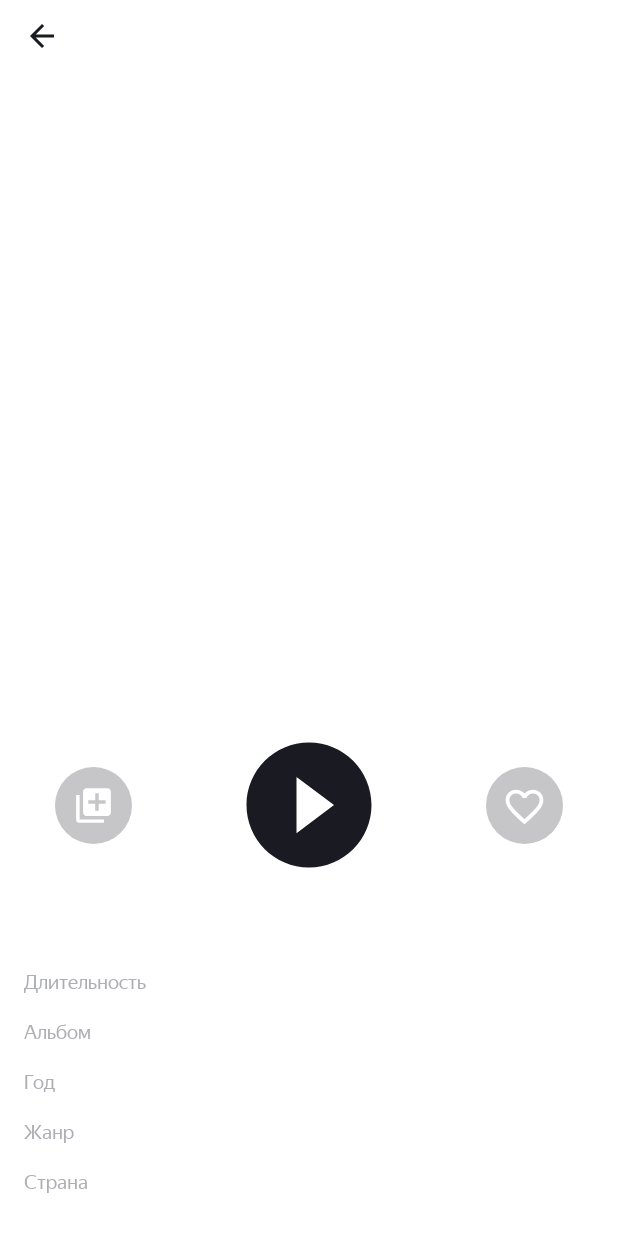
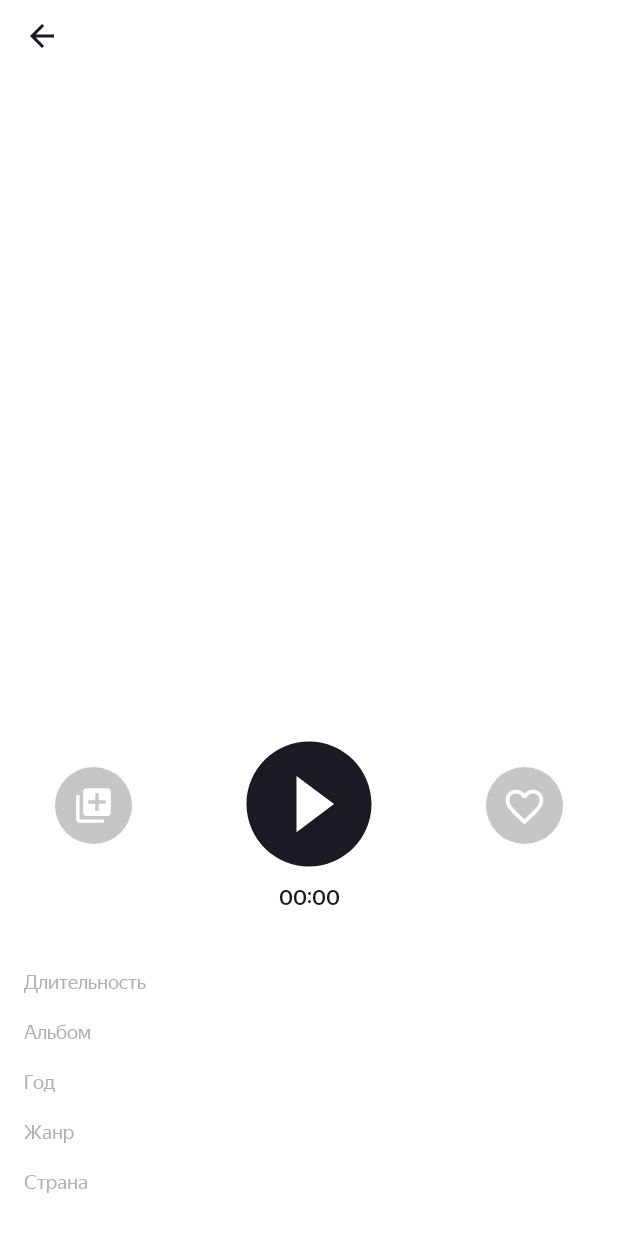
Before and after one commit to u11107/PlaylistMaker, an Android app: the AudioPlayerActivity screen opened directly, with no data from a screen before it, on a phone screen of 412 x 824 dp. Run offline under Robolectric (Android 15) with nearby library versions, the phone set to English and light mode, and no system bars; pictures from the network do not load; 12 statements that could not run were skipped.

Commit message:
implemented: - progress bar - media player - search

```diff
--- a/app/src/main/java/com/example/playlistmaker/App.kt
+++ b/app/src/main/java/com/example/playlistmaker/App.kt
@@ -3,7 +3,6 @@ package com.example.playlistmaker
 import android.app.Application
 import android.content.SharedPreferences
 import androidx.appcompat.app.AppCompatDelegate
-
 
 class App : Application() {
 
@@ -12,15 +11,16 @@ class App : Application() {
         const val KEY_THEME = "key"
         lateinit var sharedMemory: SharedPreferences
         const val TRACK = "track"
+        var themeDark = false
     }
 
     var darkTheme = false
-
     override fun onCreate() {
         super.onCreate()
         sharedMemory = getSharedPreferences(EXAMPLE_PREFERENCES, MODE_PRIVATE)
         darkTheme = sharedMemory.getBoolean(KEY_THEME, false)
         switchTheme(darkTheme)
+        themeDark = darkTheme
     }
 
 
@@ -37,4 +37,5 @@ class App : Application() {
             .putBoolean(KEY_THEME, darkTheme)
             .apply()
     }
+
 }
--- a/app/src/main/java/com/example/playlistmaker/TrackApi.kt
+++ b/app/src/main/java/com/example/playlistmaker/TrackApi.kt
@@ -6,7 +6,6 @@ import retrofit2.http.GET
 import retrofit2.http.Query
 
 interface TrackApi {
-
     @GET("/search?entity=song")
     fun search(@Query("term") text: String):Call<TrackResponse>
 }
--- a/app/src/main/java/com/example/playlistmaker/model/Track.kt
+++ b/app/src/main/java/com/example/playlistmaker/model/Track.kt
@@ -14,6 +14,7 @@ data class Track(
     val releaseDate: String,
     val primaryGenreName: String,
     val country: String,
+    val previewUrl: String,
 ) : Parcelable {
 
 
--- /dev/null
+++ b/app/src/main/res/drawable/pause.xml
@@ -0,0 +1,9 @@
+<vector xmlns:android="http://schemas.android.com/apk/res/android"
+    android:width="84dp"
+    android:height="84dp"
+    android:viewportWidth="84"
+    android:viewportHeight="84">
+  <path
+      android:pathData="M42,0.333C19,0.333 0.333,19 0.333,42C0.333,65 19,83.667 42,83.667C65,83.667 83.667,65 83.667,42C83.667,19 65,0.333 42,0.333ZM37.833,58.667H29.5V25.333H37.833V58.667ZM54.5,58.667H46.167V25.333H54.5V58.667Z"
+      android:fillColor="#1A1B22"/>
+</vector>
--- /dev/null
+++ b/app/src/main/res/drawable/pause_dark_theme.xml
@@ -0,0 +1,9 @@
+<vector xmlns:android="http://schemas.android.com/apk/res/android"
+    android:width="84dp"
+    android:height="84dp"
+    android:viewportWidth="84"
+    android:viewportHeight="84">
+  <path
+      android:pathData="M42,0.333C19,0.333 0.333,19 0.333,42C0.333,65 19,83.667 42,83.667C65,83.667 83.667,65 83.667,42C83.667,19 65,0.333 42,0.333ZM37.833,58.667H29.5V25.333H37.833V58.667ZM54.5,58.667H46.167V25.333H54.5V58.667Z"
+      android:fillColor="#ffffff"/>
+</vector>
--- a/app/src/main/res/layout/activity_audio_player.xml
+++ b/app/src/main/res/layout/activity_audio_player.xml
@@ -120,7 +120,7 @@
         android:id="@+id/imageView"
         style="@style/audio_player_add"
         app:layout_constraintBottom_toTopOf="@+id/durationTrack"
-        app:layout_constraintEnd_toStartOf="@+id/imageView3"
+        app:layout_constraintEnd_toStartOf="@+id/btPlay"
         app:layout_constraintStart_toStartOf="@+id/guideline"
         app:srcCompat="@drawable/add_track" />
 
@@ -129,22 +129,23 @@
         style="@style/audio_player_like"
         app:layout_constraintBottom_toTopOf="@+id/trackTime"
         app:layout_constraintEnd_toStartOf="@+id/guideline2"
-        app:layout_constraintStart_toEndOf="@+id/imageView3"
+        app:layout_constraintStart_toEndOf="@+id/btPlay"
         app:srcCompat="@drawable/like" />
 
     <ImageView
-        android:id="@+id/imageView3"
+        android:id="@+id/btPlay"
         style="@style/audio_player_play"
         app:layout_constraintBottom_toTopOf="@+id/durationTrackTv"
         app:layout_constraintEnd_toStartOf="@+id/guideline2"
         app:layout_constraintStart_toStartOf="@+id/guideline"
-        app:srcCompat="@drawable/play" />
+        app:srcCompat="@drawable/play"
+         />
 
     <TextView
         android:id="@+id/tittleTrackArtist"
         style="@style/audio_player_artist"
         tools:text="TextView"
-        app:layout_constraintBottom_toTopOf="@+id/imageView3"
+        app:layout_constraintBottom_toTopOf="@+id/btPlay"
         app:layout_constraintEnd_toStartOf="@+id/guideline2"
         app:layout_constraintHorizontal_bias="0.0"
         app:layout_constraintStart_toStartOf="@+id/guideline" />
--- a/app/src/main/res/values-night/styles.xml
+++ b/app/src/main/res/values-night/styles.xml
@@ -279,10 +279,10 @@
         <item name="android:fontFamily">@font/ys_display_regular</item>
     </style>
 
-    <style name="audio_player_playback_progress" parent="wrapContent">
+    <style name="audio_player_playback_progress" parent="wrapContent">да
         <item name="android:layout_marginBottom">39dp</item>
         <item name="android:fontFamily">@font/ys_display_medium</item>
-        <item name="android:textColor">@color/dark_theme_item</item>
+        <item name="android:textColor">@color/color_Playlist_text</item>
         <item name="android:textSize">@dimen/textSize</item>
         <item name="android:lineHeight" tools:ignore="NewApi">16.41dp</item>
     </style>
--- a/app/src/main/res/values/colors.xml
+++ b/app/src/main/res/values/colors.xml
@@ -15,4 +15,5 @@
     <color name="color_switchDarkTheme">#3772E7</color>
     <color name="color_switch_trackTint">#959FAE</color>
     <color name="color_editText_back">#E6E8EB</color>
+    <color name="background_progressBar">#6200EE</color>
 </resources>
--- a/app/src/main/res/values/strings.xml
+++ b/app/src/main/res/values/strings.xml
@@ -25,4 +25,5 @@
     <string name="year">Год</string>
     <string name="ganre">Жанр</string>
     <string name="country">Страна</string>
+    <string name="time_start_position">00:00</string>
 </resources>
--- a/app/src/main/res/values/styles.xml
+++ b/app/src/main/res/values/styles.xml
@@ -254,10 +254,6 @@
 
 ______________
 
-    android:layout_width="0dp"
-    android:layout_height="wrap_content"
-    android:layout_weight="1"
-
     <style name="audio_player_tvTittle" >
         <item name="android:layout_width">0dp</item>
         <item name="android:layout_height">wrap_content</item>
```
Also changed, not shown: app/src/main/java/com/example/playlistmaker/AudioPlayerActivity.kt (+102 -1 lines), app/src/main/java/com/example/playlistmaker/MainActivity.kt (+10 -7 lines), app/src/main/java/com/example/playlistmaker/SearchActivity.kt (+46 -9 lines), app/src/main/java/com/example/playlistmaker/TrackAdapter.kt (+5 -6 lines), app/src/main/res/layout/activity_search.xml (+17 -5 lines).
